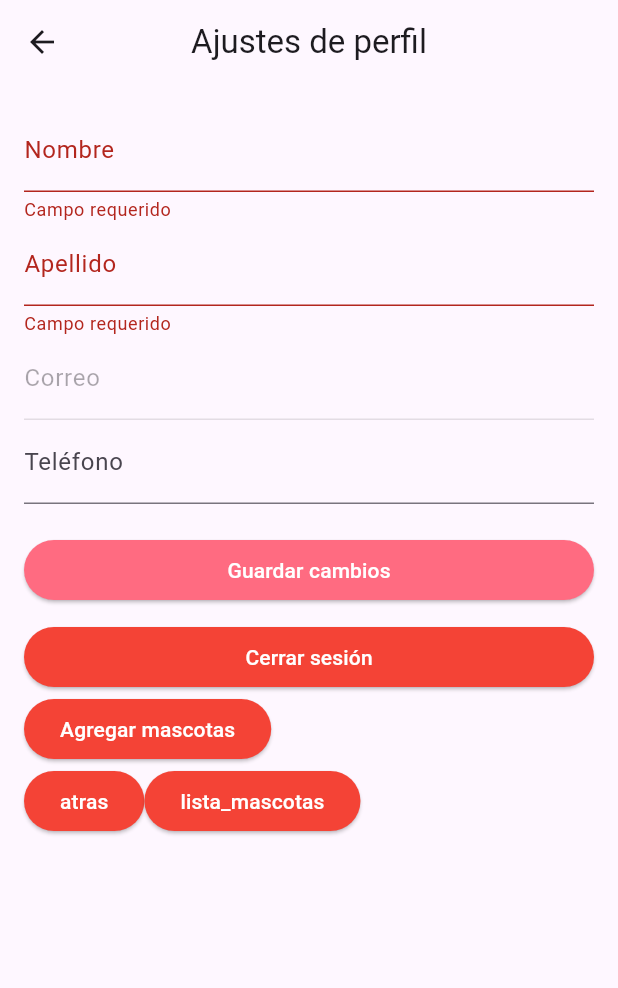
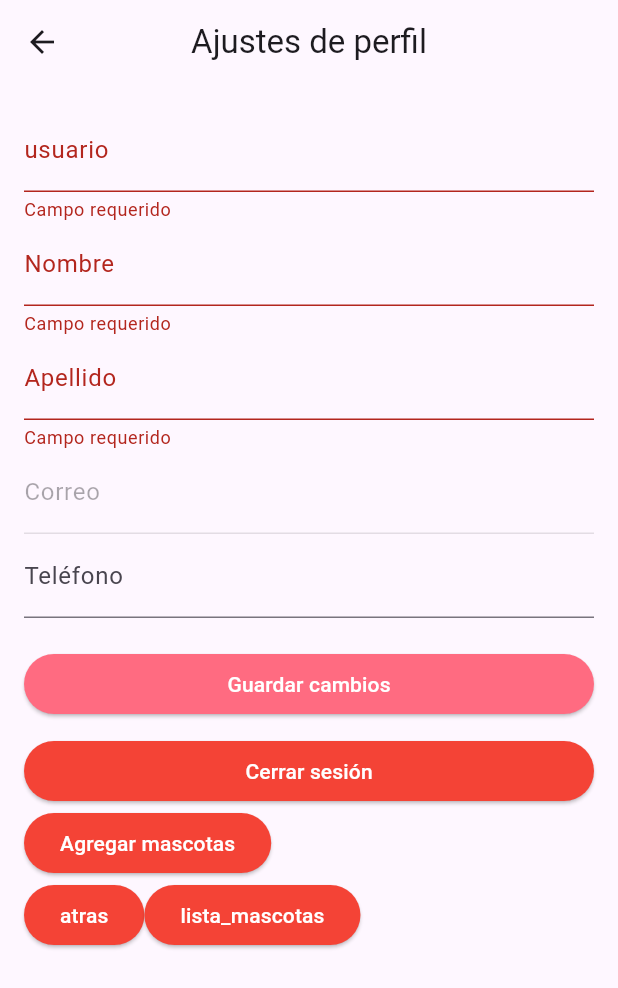
Before and after one commit to kurkobein/tailsgram, a Flutter app: the ConfiguracionPerfil screen opened by its route, after a tap on "Guardar cambios", on a phone screen of 412 x 824 dp. Shown: the top 988 px of the screen. Run offline on Flutter 3.47's test engine with Material 3 defaults, Android fonts, the phone set to English and light mode, and no system bars; our stand-ins replace cloud_firestore, file_picker, firebase_auth, firebase_core, supabase_flutter; accounts and stored records are empty.

Commit message:
feat: ahora se registra un nombre de usuario

```diff
--- a/lib/main.dart
+++ b/lib/main.dart
@@ -5,7 +5,6 @@ import 'package:firebase_auth/firebase_auth.dart';
 import 'app_routes.dart';
 
 import 'package:supabase_flutter/supabase_flutter.dart';
-
 
 Future<void> main() async {
 
--- a/lib/pages/home_screen.dart
+++ b/lib/pages/home_screen.dart
@@ -17,7 +17,7 @@ class _HomeScreenState extends State<HomeScreen> {
 
   final List<Widget> paginas = [
     const ListaPublicaciones(),
-    const PaginaBuscar(),
+    BuscadorUsuarios(),
     const PaginaSubir(),
     const PaginaMapa(),
     const PaginaCalendario(),
--- a/lib/pages/profile_config_page.dart
+++ b/lib/pages/profile_config_page.dart
@@ -11,6 +11,7 @@ class ConfiguracionPerfil extends StatefulWidget {
 
 class _ConfiguracionPerfilState extends State<ConfiguracionPerfil> {
   final _formKey = GlobalKey<FormState>();
+  final _usuarioController = TextEditingController();
   final _nombreController = TextEditingController();
   final _apellidoController = TextEditingController();
   final _telefonoController = TextEditingController();
@@ -38,6 +39,7 @@ class _ConfiguracionPerfilState extends State<ConfiguracionPerfil> {
 
     final data = doc.data()! as Map<String, dynamic>;
 
+    _usuarioController.text = data['usuario'] ?? '';
     _nombreController.text = data['nombre'] ?? '';
     _apellidoController.text = data['apellido'] ?? '';
     _telefonoController.text = data['telefono'] ?? '';
@@ -50,6 +52,7 @@ class _ConfiguracionPerfilState extends State<ConfiguracionPerfil> {
   Future<void> _guardarCambios() async {
     if (_formKey.currentState!.validate()) {
       await usuarioRef.set({
+        'usuario': _usuarioController.text.trim(),
         'nombre': _nombreController.text.trim(),
         'apellido': _apellidoController.text.trim(),
         'telefono': _telefonoController.text.trim(),
@@ -77,6 +80,12 @@ class _ConfiguracionPerfilState extends State<ConfiguracionPerfil> {
           key: _formKey,
           child: ListView(
             children: [
+              TextFormField(
+                controller: _usuarioController,
+                decoration: const InputDecoration(labelText: 'usuario'),
+                validator: (value) =>
+                    value!.isEmpty ? 'Campo requerido' : null,
+              ),
               TextFormField(
                 controller: _nombreController,
                 decoration: const InputDecoration(labelText: 'Nombre'),
--- a/lib/pages/registro_screen.dart
+++ b/lib/pages/registro_screen.dart
@@ -12,6 +12,7 @@ class RegistroScreen extends StatefulWidget {
 class _RegistroScreenState extends State<RegistroScreen> {
   final _formKey = GlobalKey<FormState>();
 
+  final _usuarioController = TextEditingController();
   final _nombreController = TextEditingController();
   final _apellidoController = TextEditingController();
   final _correoController = TextEditingController();
@@ -37,6 +38,7 @@ class _RegistroScreenState extends State<RegistroScreen> {
 
         // Guardar datos adicionales en Firestore
         await FirebaseFirestore.instance.collection('usuarios').doc(uid).set({
+          'usuario': _usuarioController.text.trim(),
           'nombre': _nombreController.text.trim(),
           'apellido': _apellidoController.text.trim(),
           'email': _correoController.text.trim(),
@@ -68,6 +70,12 @@ class _RegistroScreenState extends State<RegistroScreen> {
                 key: _formKey,
                 child: ListView(
                   children: [
+                    TextFormField(
+                      controller: _usuarioController,
+                      decoration: const InputDecoration(labelText: 'Usuario'),
+                      validator: (value) =>
+                          value!.isEmpty ? 'Campo requerido' : null,
+                    ),
                     TextFormField(
                       controller: _nombreController,
                       decoration: const InputDecoration(labelText: 'Nombre'),
```
Also changed, not shown: lib/pages/search_page.dart (+63 -4 lines).
